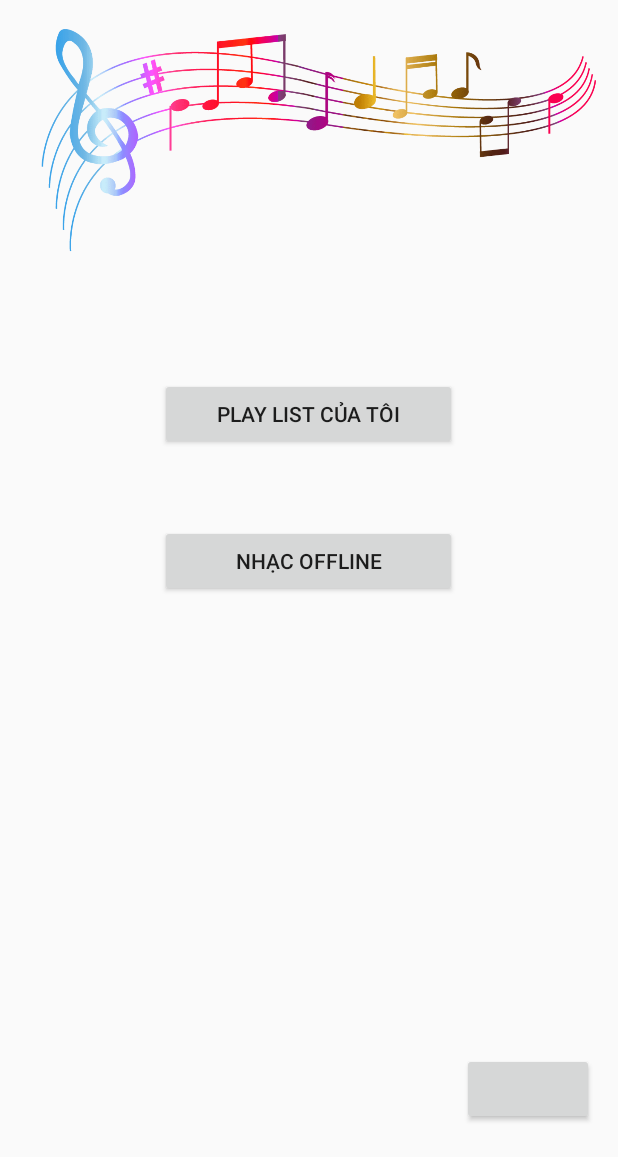
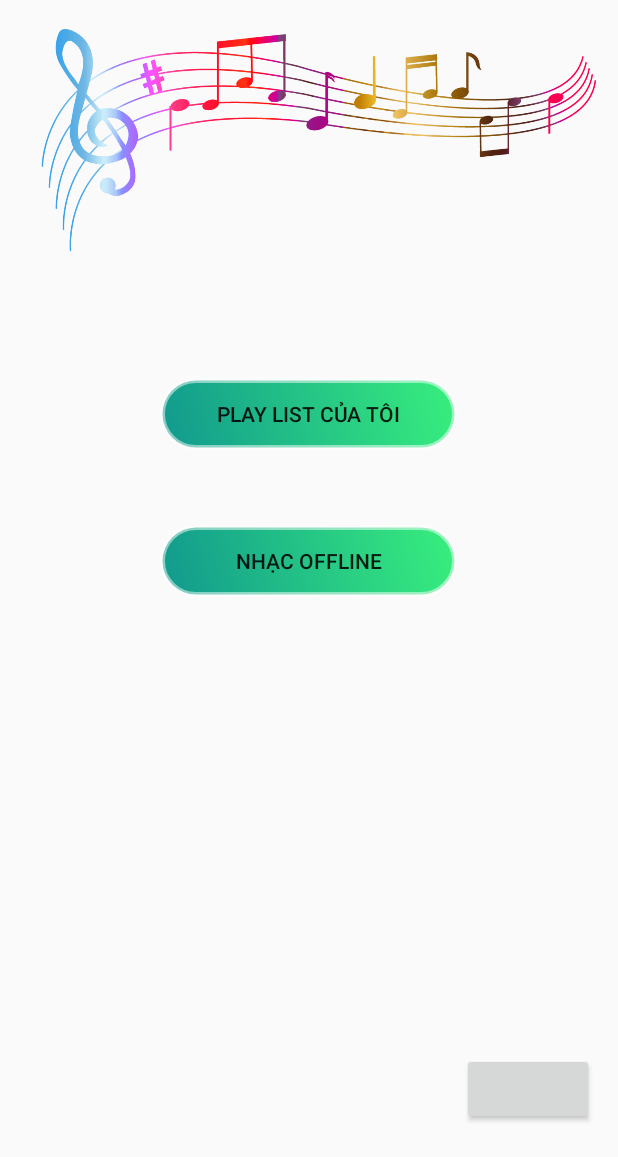
Before and after one commit to nguyenngochoang/BKU-MusicApp, an Android app: the MainMenu screen opened directly, with no data from a screen before it, on a phone screen of 412 x 824 dp, the part 79-1236 px from its top. Run offline under Robolectric (Android 15) with nearby library versions, the phone set to English and light mode, and no system bars; our stand-ins replace Firebase (no records; nobody signed in at launch, a user with empty details on screens opened directly); libraries missing offline, so code that uses them is left out: com.nightonke.boommenu; plain views replace BoomMenuButton; 13 statements that could not run were skipped.

Commit message:
update mainmenu's button background

```diff
--- a/app/src/main/res/layout/activity_main_menu.xml
+++ b/app/src/main/res/layout/activity_main_menu.xml
@@ -40,6 +40,7 @@
             android:layout_height="wrap_content"
             android:layout_gravity="center"
             android:layout_marginTop="80dp"
+            android:background="@drawable/button"
             android:onClick="goToMyPlaylist"
             android:text="@string/myplaylist" />
 
@@ -50,6 +51,7 @@
             android:layout_height="wrap_content"
             android:layout_gravity="center"
             android:layout_marginTop="50dp"
+            android:background="@drawable/button"
             android:onClick="goToOffline"
             android:text="Nhạc Offline" />
 
```
Also changed, not shown: 1 other file.
